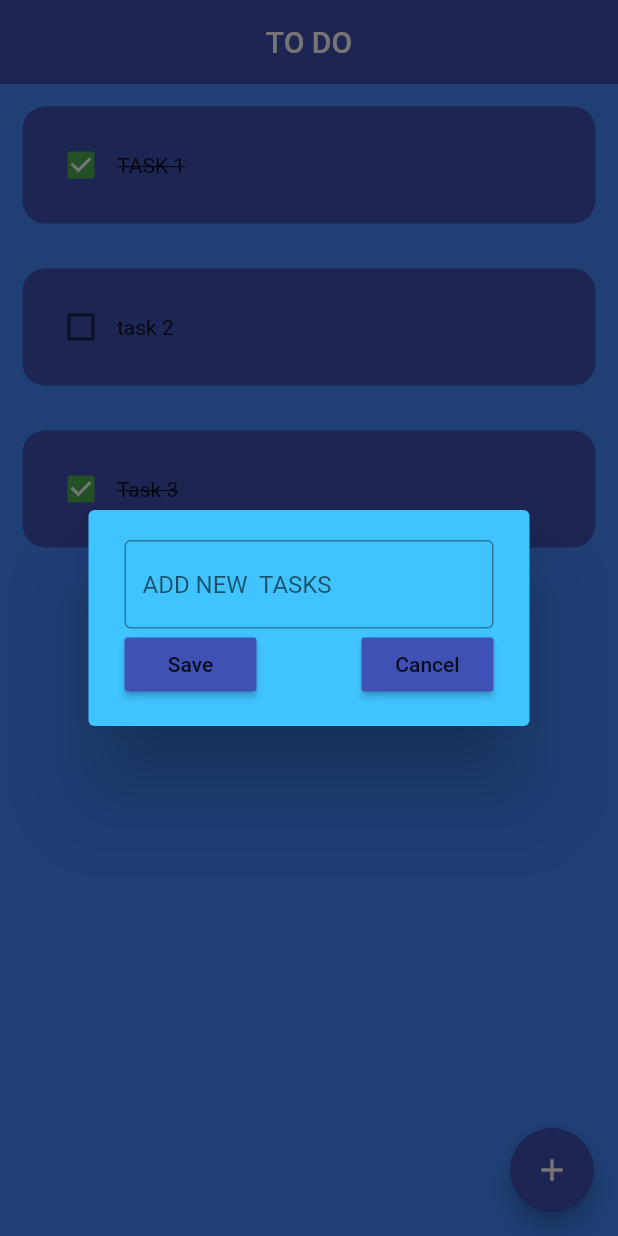
After one commit to Crimson-7/FLUTTER, a Flutter app: the screen it shows after launch, after a tap on the "add" icon, on a phone screen of 412 x 824 dp. The commit adds this screen. Run offline on Flutter 3.47's test engine with Material 2 defaults, Android fonts, the phone set to English and light mode, and no system bars.

Commit message:
add button but the text doesn't appear on tiles

```diff
--- a/lib/pages/Home.dart
+++ b/lib/pages/Home.dart
@@ -1,5 +1,6 @@
 import 'package:flutter/material.dart';
 import 'package:newflutter/pages/ToDo.dart';
+import 'package:newflutter/utils/Dialogbox.dart';
 
 class Home extends StatefulWidget {
   const Home({super.key});
@@ -9,6 +10,7 @@ class Home extends StatefulWidget {
 }
 
 class _HomeState extends State<Home> {
+  final _controller=TextEditingController();
   List todolist=[
       ["TASK 1",true],
       ["task 2",false],
@@ -21,6 +23,33 @@ setState(() {
 });
 
   }
+  //saved the Task
+  void saved() {
+    setState(() {
+      todolist.add([_controller.text, false]);
+      _controller.clear(); // Clear the text field
+    });
+    Navigator.of(context).pop();
+  }
+
+
+
+//create task
+  void createTask(){
+      showDialog(
+          context: context,
+          builder: (context)
+      {
+          return DialogBox(
+            controller:_controller,
+            onsave: saved ,
+            onCancel:() => Navigator.of(context).pop(),);
+      },
+          );
+
+
+  }
+
 
   @override
   Widget build(BuildContext context) {
@@ -28,8 +57,13 @@ setState(() {
       backgroundColor: Colors.blueAccent,
       appBar: AppBar(
         elevation: 0,
-        title: Text('TO DO'),
+        title: const Text('TO DO'),
         centerTitle: true,
+      ),
+      floatingActionButton:FloatingActionButton(
+        onPressed: createTask,
+          child:const Icon(Icons.add)
+
       ),
       body: ListView.builder(
           itemCount: todolist.length,
--- /dev/null
+++ b/lib/utils/Buttons.dart
@@ -0,0 +1,19 @@
+import 'package:flutter/material.dart';
+
+class MyButton extends StatelessWidget {
+  final String text;
+  VoidCallback onPressed;
+ MyButton({
+    super.key,
+    required this.text,
+    required this.onPressed});
+
+  @override
+  Widget build(BuildContext context) {
+  return  MaterialButton(
+    onPressed: onPressed,
+    color:Theme.of(context).primaryColor,
+    child: Text(text),
+  );
+}
+}
--- /dev/null
+++ b/lib/utils/Dialogbox.dart
@@ -0,0 +1,43 @@
+import 'package:flutter/material.dart';
+import 'package:newflutter/utils/Buttons.dart';
+
+class DialogBox extends StatelessWidget {
+  final controller;
+  VoidCallback onsave;
+  VoidCallback onCancel;
+  DialogBox({super.key, required this.controller, required this.onsave, required this.onCancel});
+
+  @override
+  Widget build(BuildContext context) {
+    return AlertDialog(
+      backgroundColor: Colors.lightBlueAccent,
+      content: Container(height: 100,
+
+      child: Column(
+        mainAxisAlignment:MainAxisAlignment.spaceEvenly ,
+        //user input
+          children:[
+      const TextField(
+        decoration: InputDecoration(border:OutlineInputBorder(),
+        hintText: "ADD NEW  TASKS",
+        ),
+      ),
+       //Buttons
+       Row(
+         mainAxisAlignment: MainAxisAlignment.end,
+         children: [
+
+        //ADD
+         MyButton(text: "Save", onPressed: onsave),
+         const SizedBox(width: 70),
+         //Cancel
+        MyButton(text: "Cancel", onPressed: onCancel),
+
+
+
+       ],)     //add/cancel button
+      ]),
+      ),
+    );
+  }
+}
```
